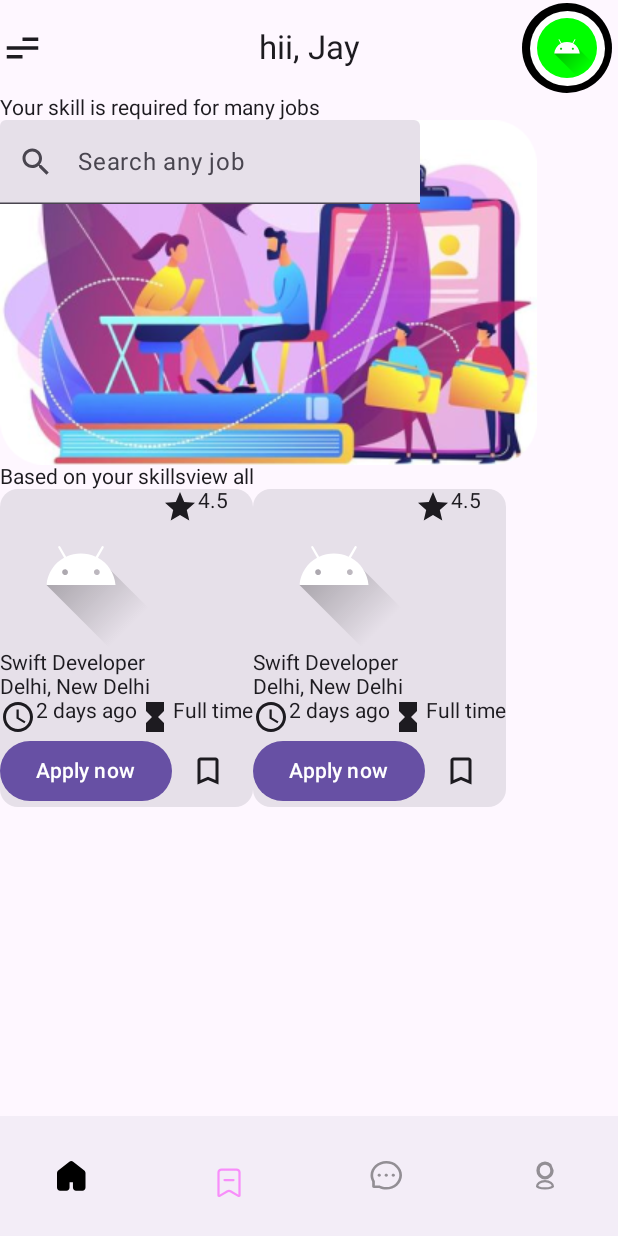
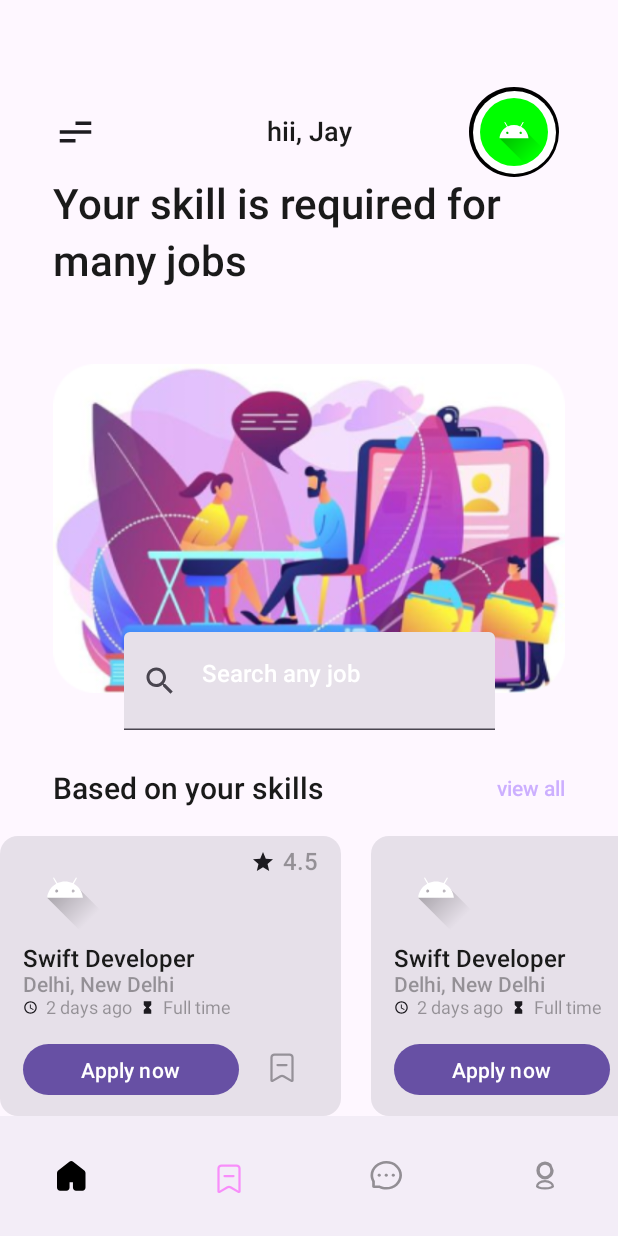
Before and after one commit to ahmed-alnour123/compose-challenge-weekly, an Android app built with Jetpack Compose: the @Preview function HomeScreenPreview, on a phone screen of 412 x 824 dp. Run offline under Robolectric (Android 15) with nearby library versions, the phone set to English and light mode, and no system bars; Roboto replaces fonts that are not available here.

Commit message:
added spaces and sizes

```diff
--- a/app/src/main/java/com/example/jobfindingapp/JobFindingApp.kt
+++ b/app/src/main/java/com/example/jobfindingapp/JobFindingApp.kt
@@ -11,6 +11,7 @@ import androidx.compose.foundation.layout.Column
 import androidx.compose.foundation.layout.Row
 import androidx.compose.foundation.layout.RowScope
 import androidx.compose.foundation.layout.Spacer
+import androidx.compose.foundation.layout.WindowInsets
 import androidx.compose.foundation.layout.fillMaxHeight
 import androidx.compose.foundation.layout.fillMaxSize
 import androidx.compose.foundation.layout.fillMaxWidth
@@ -41,8 +42,11 @@ import androidx.compose.ui.graphics.Color
 import androidx.compose.ui.graphics.vector.ImageVector
 import androidx.compose.ui.res.painterResource
 import androidx.compose.ui.res.vectorResource
+import androidx.compose.ui.text.TextStyle
+import androidx.compose.ui.text.font.FontWeight
 import androidx.compose.ui.tooling.preview.Preview
 import androidx.compose.ui.unit.dp
+import androidx.compose.ui.unit.sp
 import com.example.jobfindingapp.ui.screens.home.HomeScreen
 
 @Composable
@@ -54,7 +58,17 @@ fun JobFindingApp() {
 @Composable
 fun JobFindingAppBar(modifier: Modifier = Modifier) {
     CenterAlignedTopAppBar(
-        title = { Text(text = "hii, Jay") },
+        title = {
+            Text(
+                text = "hii, Jay",
+                style = TextStyle(
+                    fontSize = 18.sp,
+//                    fontFamily = FontFamily(Font(R.font.poppins)),
+                    fontWeight = FontWeight(500),
+                    color = Color(0xFF1A1A1A),
+                )
+            )
+        },
         modifier = modifier,
         navigationIcon = {
             Icon(imageVector = ImageVector.vectorResource(R.drawable.icon_menu), null)
@@ -62,21 +76,22 @@ fun JobFindingAppBar(modifier: Modifier = Modifier) {
         actions = {
             AppBarAvatar(R.drawable.ic_launcher_foreground)
         },
+        windowInsets = WindowInsets(left = 35.dp, right = 35.dp, top = 56.dp)
     )
 }
 
 @Composable
 fun AppBarAvatar(@DrawableRes avatarDrawable: Int) {
     Box(contentAlignment = Alignment.Center) {
-        Spacer(
+        Box(
             modifier = Modifier
                 .size(60.dp)
                 .clip(CircleShape)
                 .background(Color.Black),
         )
-        Spacer(
+        Box(
             modifier = Modifier
-                .size(50.dp)
+                .size(55.dp)
                 .clip(CircleShape)
                 .background(Color.White),
         )
@@ -84,7 +99,7 @@ fun AppBarAvatar(@DrawableRes avatarDrawable: Int) {
             painter = painterResource(avatarDrawable),
             contentDescription = null,
             modifier = Modifier
-                .size(40.dp)
+                .size(45.dp)
                 .clip(CircleShape)
                 .background(Color.Green)
         )
@@ -143,7 +158,7 @@ fun RowScope.JobFindingNavigationBarItem(
                 if (selected) {
                     Box(
                         modifier = Modifier
-                            .height(10.dp)
+                            .height(4.dp)
                             .width(60.dp)
                             .background(Color.Magenta)
                     )
--- a/app/src/main/java/com/example/jobfindingapp/ui/screens/home/HomeScreen.kt
+++ b/app/src/main/java/com/example/jobfindingapp/ui/screens/home/HomeScreen.kt
@@ -3,10 +3,18 @@ package com.example.jobfindingapp.ui.screens.home
 import androidx.compose.foundation.Image
 import androidx.compose.foundation.background
 import androidx.compose.foundation.clickable
+import androidx.compose.foundation.layout.Arrangement
 import androidx.compose.foundation.layout.Box
 import androidx.compose.foundation.layout.Column
 import androidx.compose.foundation.layout.Row
+import androidx.compose.foundation.layout.Spacer
+import androidx.compose.foundation.layout.aspectRatio
+import androidx.compose.foundation.layout.fillMaxSize
+import androidx.compose.foundation.layout.fillMaxWidth
+import androidx.compose.foundation.layout.height
 import androidx.compose.foundation.layout.padding
+import androidx.compose.foundation.layout.size
+import androidx.compose.foundation.layout.width
 import androidx.compose.foundation.lazy.LazyRow
 import androidx.compose.material.icons.Icons
 import androidx.compose.material.icons.filled.AccessTime
@@ -27,11 +35,18 @@ import androidx.compose.material3.Scaffold
 import androidx.compose.material3.Text
 import androidx.compose.material3.TextField
 import androidx.compose.runtime.Composable
+import androidx.compose.ui.Alignment
 import androidx.compose.ui.Modifier
 import androidx.compose.ui.graphics.Color
 import androidx.compose.ui.graphics.vector.ImageVector
 import androidx.compose.ui.res.painterResource
+import androidx.compose.ui.res.vectorResource
+import androidx.compose.ui.text.TextStyle
+import androidx.compose.ui.text.font.FontWeight
 import androidx.compose.ui.tooling.preview.Preview
+import androidx.compose.ui.unit.Dp
+import androidx.compose.ui.unit.dp
+import androidx.compose.ui.unit.sp
 import com.example.jobfindingapp.JobFindingAppBar
 import com.example.jobfindingapp.JobFindingBottomBar
 import com.example.jobfindingapp.R
@@ -44,33 +59,93 @@ fun HomeScreen(modifier: Modifier = Modifier) {
         topBar = { JobFindingAppBar() },
         bottomBar = { JobFindingBottomBar() },
     ) { innerPadding ->
-        Column(modifier = Modifier.padding(innerPadding)) {
-            Text("Your skill is required for many jobs")
-            Box {
+        val horizontalPadding = 35.dp
+        Column(
+            modifier = Modifier
+                .padding(innerPadding)
+                .fillMaxSize()
+        ) {
+            Text(
+                "Your skill is required for many jobs",
+                style = TextStyle(
+                    fontSize = 28.sp,
+                    lineHeight = 38.sp,
+//                    fontFamily = FontFamily(Font(R.font.poppins)),
+                    fontWeight = FontWeight(600),
+                    color = Color(0xFF1A1A1A),
+                ),
+                modifier = Modifier
+                    .fillMaxWidth()
+                    .padding(horizontal = horizontalPadding),
+            )
+            Spacer(modifier = Modifier.height(27.dp))
+            Box(
+                modifier = Modifier.padding(horizontal = horizontalPadding),
+            ) {
                 Image(
                     painter = painterResource(id = R.drawable.home_screen_image),
                     contentDescription = null,
+                    modifier = Modifier
+                        .fillMaxWidth()
+                        .aspectRatio(358 / 282f)
+                        .align(Alignment.Center),
                 )
                 TextField(
                     value = "",
                     onValueChange = {},
                     leadingIcon = { Icon(imageVector = Icons.Filled.Search, null) },
-                    label = { Text("Search any job") }
+                    label = {
+                        Text(
+                            "Search any job",
+                            style = TextStyle(
+                                fontSize = 16.sp,
+//                                fontFamily = FontFamily(Font(R.font.lato)),
+                                fontWeight = FontWeight(600),
+                                color = Color(0xFFFFFFFF),
+                            ),
+                        )
+                    },
+                    modifier = Modifier
+                        .size(247.dp, 65.dp)
+                        .align(Alignment.BottomCenter)
                 )
             }
-            Row {
-                Text("Based on your skills")
+            Spacer(modifier = Modifier.height(27.dp))
+            Row(
+                modifier = Modifier
+                    .fillMaxWidth()
+                    .padding(horizontal = horizontalPadding),
+                horizontalArrangement = Arrangement.SpaceBetween,
+                verticalAlignment = Alignment.CenterVertically,
+            ) {
+                Text(
+                    "Based on your skills",
+                    style = TextStyle(
+                        fontSize = 20.sp,
+//                        fontFamily = FontFamily(Font(R.font.poppins)),
+                        fontWeight = FontWeight(500),
+                        color = Color(0xFF1A1A1A),
+                    )
+                )
                 Text(
                     "view all",
+                    style = TextStyle(
+                        fontSize = 14.sp,
+//                        fontFamily = FontFamily(Font(R.font.poppins)),
+                        fontWeight = FontWeight(500),
+                        color = Color(0xFFCCAFFF),
+                    ),
                     modifier = Modifier.clickable { },
                 )
             }
-            LazyRow {
+            Spacer(modifier = Modifier.height(20.dp))
+            LazyRow(
+                horizontalArrangement = Arrangement.spacedBy(20.dp)
+            ) {
+                for (i in 1..5) {
                     item {
                         JobCard()
                     }
-                item {
-                    JobCard()
                 }
             }
         }
@@ -79,51 +154,118 @@ fun HomeScreen(modifier: Modifier = Modifier) {
 
 @Composable
 fun JobCard(modifier: Modifier = Modifier) {
-    Card(modifier = modifier) {
-        Row {
+    Card(
+        modifier = modifier.size(227.dp, 234.dp)
+    ) {
+        Column(
+            modifier = Modifier
+                .padding(horizontal = 15.dp, vertical = 8.dp)
+                .fillMaxWidth(),
+            verticalArrangement = Arrangement.SpaceAround,
+        ) {
+            Row(
+                modifier = Modifier
+            ) {
                 Image(
                     painter = painterResource(id = R.drawable.ic_launcher_foreground),
                     contentDescription = null,
+                    modifier = Modifier.size(56.dp),
                 )
+                Spacer(modifier = Modifier.weight(1f))
                 IconText(
                     text = "4.5",
                     icon = Icons.Filled.Star,
+                    textStyle = TextStyle(
+                        fontSize = 16.sp,
+//                        fontFamily = FontFamily(Font(R.font.poppins)),
+                        fontWeight = FontWeight(500),
+                        color = Color(0x661A1A1A),
+                    ),
+                    iconSize = 16.dp,
                 )
             }
-        Text("Swift Developer")
-        Text("Delhi, New Delhi")
+            Spacer(modifier = Modifier.weight(1f))
+            Column {
+                Text(
+                    "Swift Developer",
+                    style = TextStyle(
+                        fontSize = 16.sp,
+//                    fontFamily = FontFamily(Font(R.font.poppins)),
+                        fontWeight = FontWeight(500),
+                        color = Color(0xFF1A1A1A),
+                    ),
+                )
+                Text(
+                    "Delhi, New Delhi",
+                    style = TextStyle(
+                        fontSize = 14.sp,
+//                    fontFamily = FontFamily(Font(R.font.poppins)),
+                        fontWeight = FontWeight(500),
+                        color = Color(0x661A1A1A),
+                    ),
+                )
                 Row {
                     IconText(
                         text = "2 days ago",
                         icon = Icons.Filled.AccessTime,
                     )
+                    Spacer(modifier = Modifier.width(5.dp))
                     IconText(
                         text = "Full time",
                         icon = Icons.Filled.HourglassFull,
                     )
                 }
-        Row {
-            Button(onClick = {}) {
+            }
+            Spacer(modifier = Modifier.weight(1f))
+            Row(
+                horizontalArrangement = Arrangement.SpaceBetween,
+                verticalAlignment = Alignment.CenterVertically,
+            ) {
+                Button(
+                    onClick = {},
+                    modifier = Modifier.size(144.dp, 34.dp)
+                ) {
                     Text(text = "Apply now")
                 }
+                Spacer(modifier = Modifier.weight(1f))
                 IconButton(onClick = { /*TODO*/ }) {
                     Icon(
-                    Icons.Outlined.BookmarkBorder,
+                        ImageVector.vectorResource(id = R.drawable.icon_bookmark),
                         contentDescription = null,
                     )
                 }
             }
         }
     }
+}
 
 @Composable
-fun IconText(text: String, icon: ImageVector, modifier: Modifier = Modifier) {
-    Row {
+fun IconText(
+    text: String,
+    icon: ImageVector,
+    modifier: Modifier = Modifier,
+    iconSize: Dp = 10.dp,
+    textStyle: TextStyle? = null,
+) {
+    Row(
+        modifier = modifier,
+        verticalAlignment = Alignment.CenterVertically
+    ) {
         Icon(
             imageVector = icon,
             contentDescription = null,
+            modifier = Modifier.size(iconSize)
         )
-        Text(text)
+        Spacer(modifier = Modifier.width(5.dp))
+        Text(
+            text,
+            style = textStyle ?: TextStyle(
+                fontSize = 12.sp,
+//                fontFamily = FontFamily(Font(R.font.poppins)),
+                fontWeight = FontWeight(400),
+                color = Color(0x661A1A1A),
+            )
+        )
     }
 }
 
```
Also changed, not shown: app/src/main/res/font/f_100_poppins_thin.ttf (added), app/src/main/res/font/f_200_poppins_extralight.ttf (added), app/src/main/res/font/f_300_poppins_light.ttf (added), app/src/main/res/font/f_400_poppins_regular.ttf (added), app/src/main/res/font/f_500_poppins_medium.ttf (added), app/src/main/res/font/f_600_poppins_semibold.ttf (added), app/src/main/res/font/f_700_poppins_bold.ttf (added), app/src/main/res/font/f_800_poppins_extrabold.ttf (added), app/src/main/res/font/f_900_poppins_black.ttf (added), 1 other file. Lines whose indentation alone changed are shown as unchanged.
